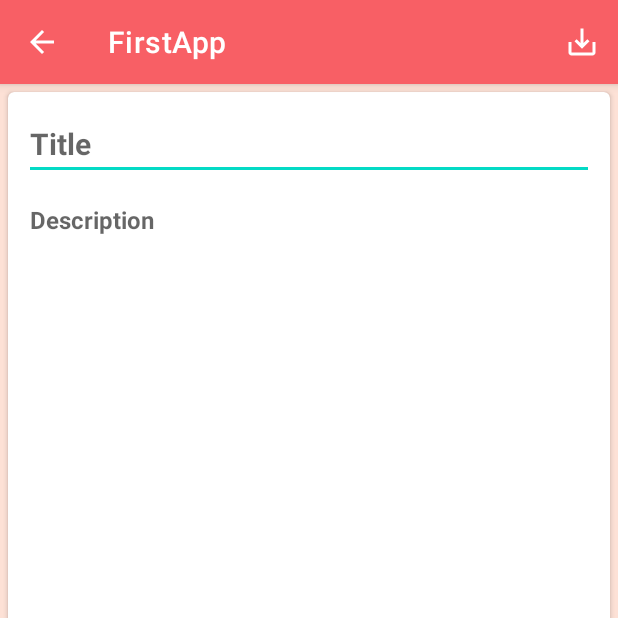
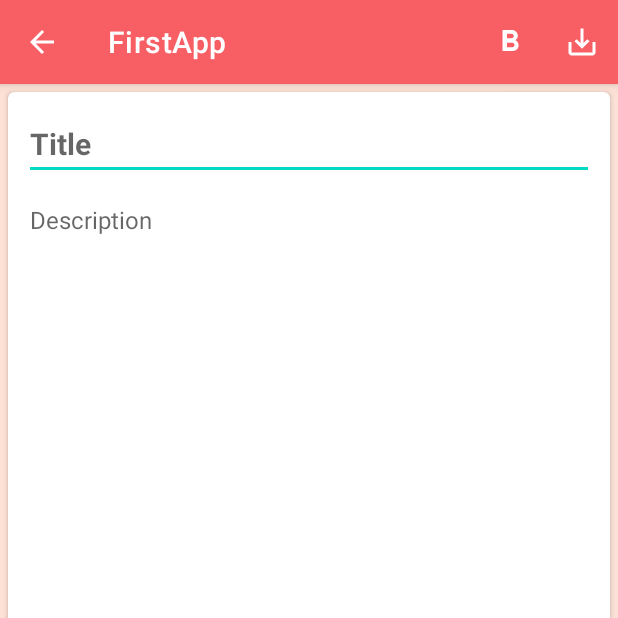
Before and after one commit to Nekit120/FirstApp, an Android app: the NewNoteActivity screen opened directly, with no data from a screen before it, on a phone screen of 412 x 824 dp, the top half of it. Run offline under Robolectric (Android 15) with nearby library versions, the phone set to English and light mode, and no system bars.

Commit message:
Adding the ability to make text bold

```diff
--- a/app/src/main/java/com/example/firstapp/activities/MainActivity.kt
+++ b/app/src/main/java/com/example/firstapp/activities/MainActivity.kt
@@ -17,7 +17,7 @@ class MainActivity : AppCompatActivity() {
         setBottomNavListener()
 
     }
-
+//обработчик нажатий на нижнее меню
     private fun setBottomNavListener() {
        bind.navView.setOnItemSelectedListener {
 
--- a/app/src/main/java/com/example/firstapp/fragments/FragmentManager.kt
+++ b/app/src/main/java/com/example/firstapp/fragments/FragmentManager.kt
@@ -6,6 +6,7 @@ import com.example.firstapp.R
 object FragmentManager {
     var currentFrag: BaseFragment? = null
 
+// заменяет фрагменты и передает на каком фрагменте сейчас
     fun setFragment(newFragment:BaseFragment,activity: AppCompatActivity){
         val transaction = activity.supportFragmentManager.beginTransaction()
         transaction.replace(R.id.placeHolder,newFragment)
--- /dev/null
+++ b/app/src/main/res/drawable/ic_bold.xml
@@ -0,0 +1,5 @@
+<vector android:height="24dp" android:tint="#FFFFFF"
+    android:viewportHeight="24" android:viewportWidth="24"
+    android:width="24dp" xmlns:android="http://schemas.android.com/apk/res/android">
+    <path android:fillColor="@android:color/white" android:pathData="M15.6,10.79c0.97,-0.67 1.65,-1.77 1.65,-2.79 0,-2.26 -1.75,-4 -4,-4L7,4v14h7.04c2.09,0 3.71,-1.7 3.71,-3.79 0,-1.52 -0.86,-2.82 -2.15,-3.42zM10,6.5h3c0.83,0 1.5,0.67 1.5,1.5s-0.67,1.5 -1.5,1.5h-3v-3zM13.5,15.5L10,15.5v-3h3.5c0.83,0 1.5,0.67 1.5,1.5s-0.67,1.5 -1.5,1.5z"/>
+</vector>
--- a/app/src/main/res/layout/activity_new_note.xml
+++ b/app/src/main/res/layout/activity_new_note.xml
@@ -53,7 +53,6 @@
                 android:hint="@string/description_hint"
                 android:inputType="textPersonName"
                 android:textSize="16sp"
-                android:textStyle="bold"
                 app:layout_constraintBottom_toBottomOf="parent"
                 app:layout_constraintEnd_toEndOf="parent"
                 app:layout_constraintHorizontal_bias="0.0"
--- a/app/src/main/res/menu/nw_note_menu.xml
+++ b/app/src/main/res/menu/nw_note_menu.xml
@@ -6,7 +6,17 @@
     android:title="Save"
     android:id="@+id/id_save"
     android:icon="@drawable/save"
+    android:orderInCategory="2"
     app:showAsAction="ifRoom"
+    />
 
+<item
+    android:title="Bold"
+    android:id="@+id/id_bold"
+    android:icon="@drawable/ic_bold"
+    android:orderInCategory="1"
+    app:showAsAction="ifRoom"
     />
+
+
 </menu>
```
Also changed, not shown: app/src/main/java/com/example/firstapp/activities/NewNoteActivity.kt (+35 -7 lines), app/src/main/java/com/example/firstapp/fragments/NoteFragment.kt (+12 -4 lines).
